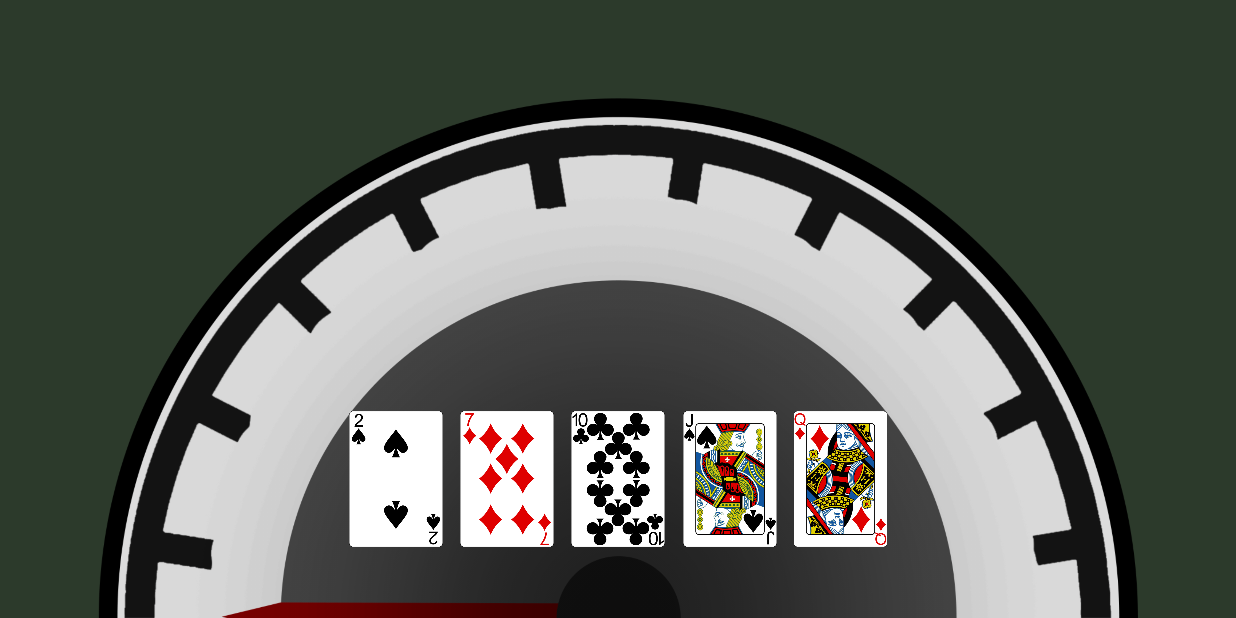
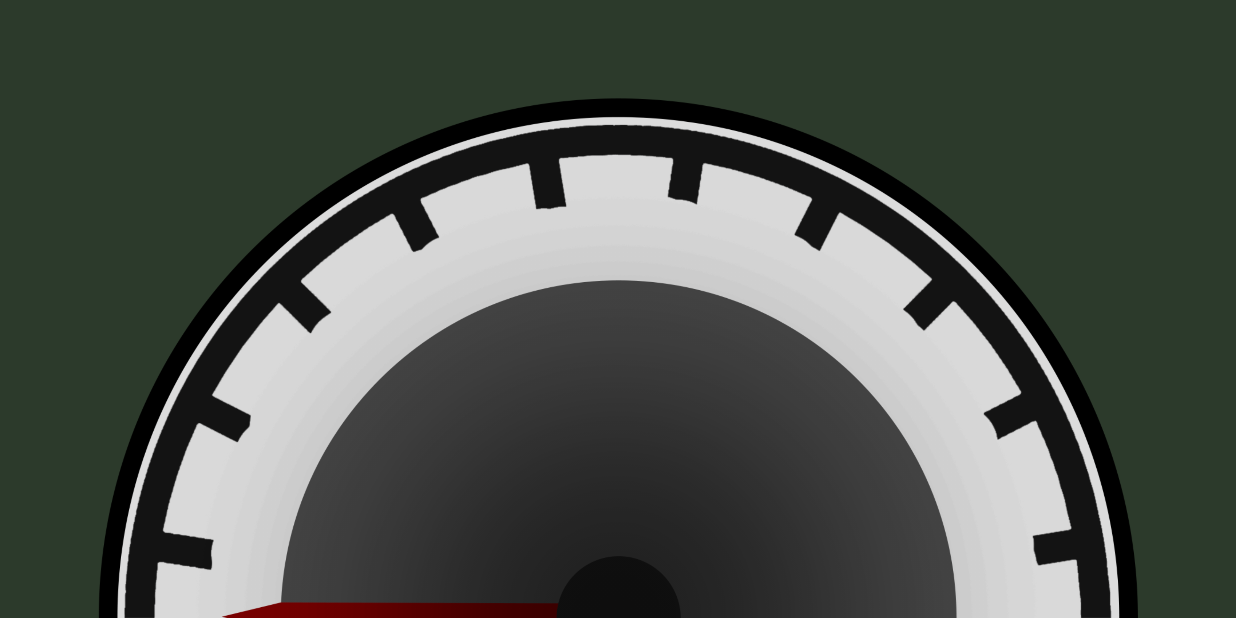
Before and after one commit to latedude2/P3_image_processing, an Android app: the ActivitySpeedometer screen opened directly, with no data from a screen before it, on a phone screen of 824 x 412 dp (held sideways). Run offline under Robolectric (Android 15) with nearby library versions, the phone set to English and light mode, and no system bars; 2 statements that could not run were skipped.

```diff
--- a/android_application/android_application_for_P3/app/src/main/java/com/example/android_application_for_p3/ActivitySpeedometer.java
+++ b/android_application/android_application_for_P3/app/src/main/java/com/example/android_application_for_p3/ActivitySpeedometer.java
@@ -92,8 +92,8 @@ public class ActivitySpeedometer extends AppCompatActivity {
                     //if it's something else, message is sent to the CombinationChecker and RankChecker and stuff done to display the info
                     final String message = input.readLine();
                     if (!message.equals("nothin")) {
-                        combinationChecker = new CombinationChecker("4 5s6h7d8s9c 2510");
-                        rankChecker = new RankChecker("4 5s6h7d8s9c 2510");
+                        combinationChecker = new CombinationChecker("7 5s5d9stdjc 900");
+                        rankChecker = new RankChecker("7 5s5d9stdjc 900");
                         System.out.println("THIS IS AN ANGLE ----->>> " + rankChecker.getCombinationAngle());
                         runOnUiThread(new Runnable() {
                             @Override
--- a/android_application/android_application_for_P3/app/src/main/res/layout/activity_speedometer.xml
+++ b/android_application/android_application_for_P3/app/src/main/res/layout/activity_speedometer.xml
@@ -124,8 +124,7 @@
         app:layout_constraintBottom_toBottomOf="@id/guideline_card_bottom"
         app:layout_constraintEnd_toEndOf="@id/guideline_card_one_two"
         app:layout_constraintStart_toStartOf="@id/guideline_card_left"
-        app:layout_constraintTop_toTopOf="@+id/guideline_card_top"
-        android:src="@drawable/s2" />
+        app:layout_constraintTop_toTopOf="@+id/guideline_card_top" />
 
     <ImageView
         android:id="@+id/card2"
@@ -134,8 +133,7 @@
         app:layout_constraintBottom_toBottomOf="@id/guideline_card_bottom"
         app:layout_constraintEnd_toEndOf="@id/guideline_two_three"
         app:layout_constraintStart_toStartOf="@id/guideline_card_one_two"
-        app:layout_constraintTop_toTopOf="@id/guideline_card_top"
-        android:src="@drawable/d7" />
+        app:layout_constraintTop_toTopOf="@id/guideline_card_top" />
 
     <ImageView
         android:id="@+id/card3"
@@ -144,8 +142,7 @@
         app:layout_constraintBottom_toBottomOf="@id/guideline_card_bottom"
         app:layout_constraintEnd_toEndOf="@id/guideline_three_four"
         app:layout_constraintStart_toStartOf="@id/guideline_two_three"
-        app:layout_constraintTop_toTopOf="@id/guideline_card_top"
-        android:src="@drawable/ct" />
+        app:layout_constraintTop_toTopOf="@id/guideline_card_top" />
 
     <ImageView
         android:id="@+id/card4"
@@ -154,8 +151,7 @@
         app:layout_constraintBottom_toBottomOf="@id/guideline_card_bottom"
         app:layout_constraintEnd_toEndOf="@id/guideline_card_four_five"
         app:layout_constraintStart_toEndOf="@id/guideline_three_four"
-        app:layout_constraintTop_toTopOf="@id/guideline_card_top"
-        android:src="@drawable/sj" />
+        app:layout_constraintTop_toTopOf="@id/guideline_card_top" />
 
     <ImageView
         android:id="@+id/card5"
@@ -164,8 +160,7 @@
         app:layout_constraintBottom_toBottomOf="@id/guideline_card_bottom"
         app:layout_constraintEnd_toStartOf="@id/guideline_card_right"
         app:layout_constraintStart_toEndOf="@id/guideline_card_four_five"
-        app:layout_constraintTop_toTopOf="@+id/guideline_card_top"
-        android:src="@drawable/dq" />
+        app:layout_constraintTop_toTopOf="@+id/guideline_card_top" />
 
     <TextView
         android:id="@+id/combination_text"
```
Also changed, not shown: android_application/android_application_for_P3/app/src/main/java/com/example/android_application_for_p3/ActivitySetSuits.java (+10 -2 lines), android_application/android_application_for_P3/app/src/main/java/com/example/android_application_for_p3/MainActivity.java (+10 -1 lines).
